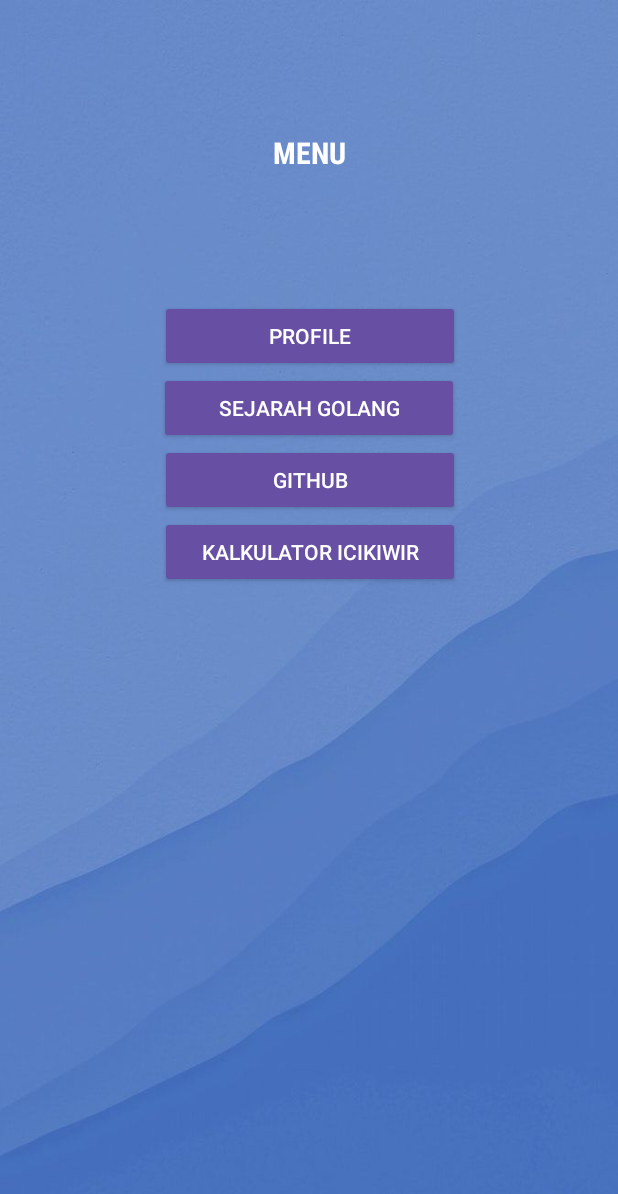
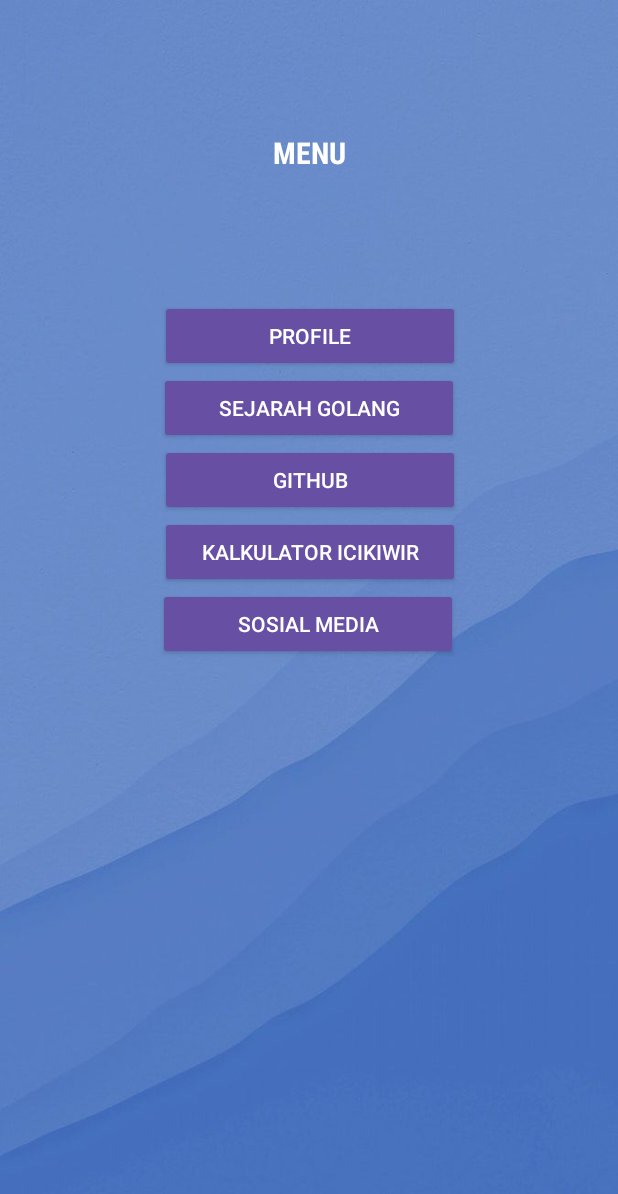
Before and after one commit to yudiagonal/simple-mobile-app, an Android app: the Menu screen opened directly, with no data from a screen before it, on a phone screen of 412 x 824 dp. Shown: the top 1194 px of the screen. Run offline under Robolectric (Android 15) with nearby library versions, the light colour scheme and no system bars.

Commit message:
Update Feature Sosmed

```diff
--- a/app/src/main/AndroidManifest.xml
+++ b/app/src/main/AndroidManifest.xml
@@ -14,6 +14,9 @@
         android:supportsRtl="true"
         android:theme="@style/Theme.DataPribadiYudiAsmara"
         tools:targetApi="31">
+        <activity
+            android:name=".SosialMedia"
+            android:exported="true" />
         <activity
             android:name=".Login"
             android:exported="true" />
--- a/app/src/main/java/com/yudiasmara2355201568/datapribadiyudiasmara/Menu.java
+++ b/app/src/main/java/com/yudiasmara2355201568/datapribadiyudiasmara/Menu.java
@@ -47,5 +47,13 @@
 
            }
        });
+        Button btnsosmed = (Button)findViewById(R.id.btnSosialMedia);
+        btnsosmed.setOnClickListener(new View.OnClickListener() {
+            @Override
+            public void onClick(View view) {
+                Intent i = new Intent(getApplicationContext(), SosialMedia.class);
+                startActivity(i);
+            }
+        });
     }
 }
--- a/app/src/main/res/layout/activity_menu.xml
+++ b/app/src/main/res/layout/activity_menu.xml
@@ -69,4 +69,16 @@
         app:layout_constraintStart_toStartOf="parent"
         app:layout_constraintTop_toTopOf="parent" />
 
+    <Button
+        android:id="@+id/btnSosialMedia"
+        style="@style/Widget.AppCompat.Button"
+        android:layout_width="200dp"
+        android:layout_height="wrap_content"
+        android:layout_marginTop="392dp"
+        android:text="Sosial Media"
+        app:layout_constraintEnd_toEndOf="parent"
+        app:layout_constraintHorizontal_bias="0.497"
+        app:layout_constraintStart_toStartOf="parent"
+        app:layout_constraintTop_toTopOf="parent" />
+
 </androidx.constraintlayout.widget.ConstraintLayout>
```
Also changed, not shown: app/src/main/java/com/yudiasmara2355201568/datapribadiyudiasmara/SosialMedia.java (added, +46 -0 lines), app/src/main/res/layout/activity_sosial_media.xml (added, +67 -0 lines), app/src/main/res/drawable/fb.jpg (added), app/src/main/res/drawable/fb_new.jpg (added), app/src/main/res/drawable/ig.jpg (added), app/src/main/res/drawable/linkedin.jpg (added).
